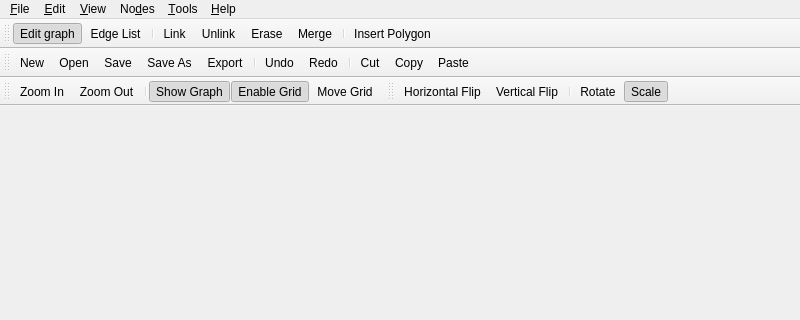
Old version of the form src/dialogs/knot_window.ui in the repository mbasaglia/Knotter; both pictures show x 0 to 800 and y 0 to 320 of the 800 by 600 pixel window.
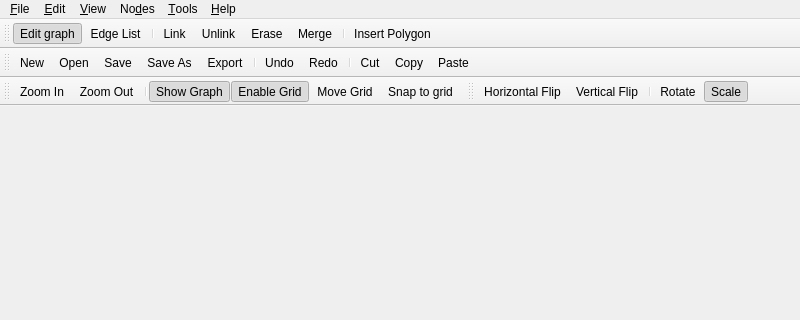
New version of the form. Custom widgets are drawn as their Qt base class.

The edit to the form file:
```diff
--- a/src/dialogs/knot_window.ui
+++ b/src/dialogs/knot_window.ui
@@ -224,6 +224,7 @@
    <addaction name="actionShow_Graph"/>
    <addaction name="actionEnable_Grid"/>
    <addaction name="action_Move_Grid"/>
+   <addaction name="actionS_nap_to_grid"/>
   </widget>
   <widget class="QToolBar" name="TransformBar">
    <property name="windowTitle">
@@ -511,6 +512,11 @@
     <string>Ctrl+Shift+S</string>
    </property>
   </action>
+  <action name="actionS_nap_to_grid">
+   <property name="text">
+    <string>S&amp;nap to grid</string>
+   </property>
+  </action>
  </widget>
  <layoutdefault spacing="6" margin="11"/>
  <customwidgets>
```
Left out of the diff: 2 changed lines with no effect on the pictures.
